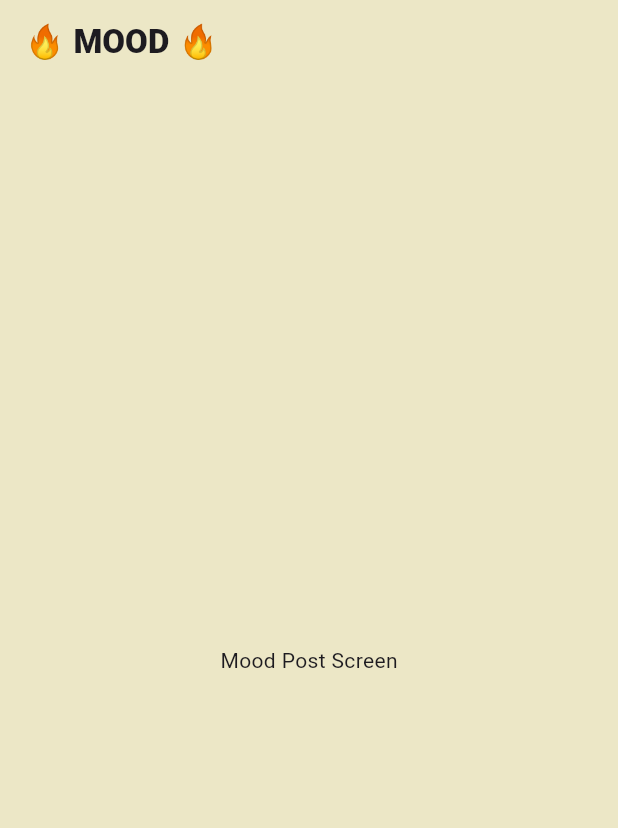
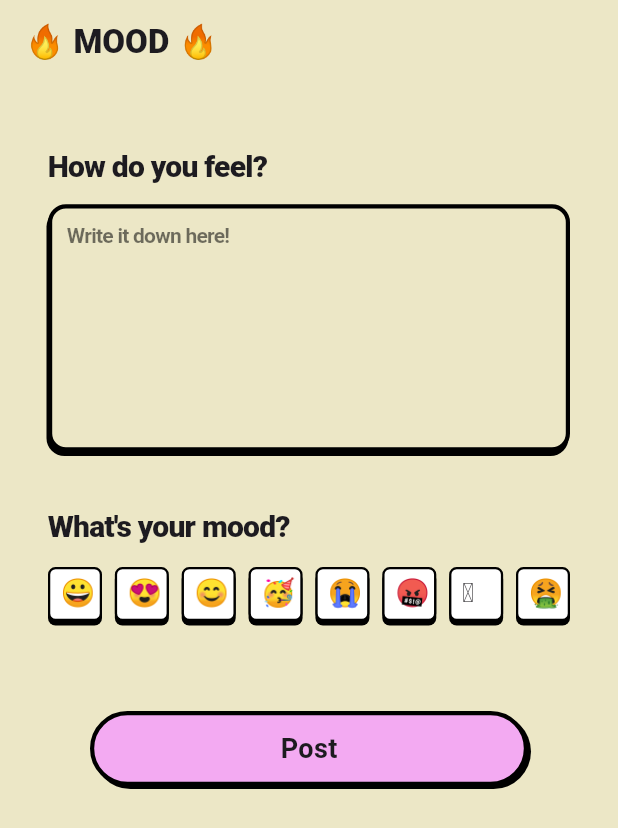
Before and after one commit to seedjin298/tiktok-final-project, a Flutter app: the MoodPostScreen screen opened directly, on a phone screen of 412 x 824 dp. Shown: the top 828 px of the screen. Run offline on Flutter 3.47's test engine with Material 3 defaults, Android fonts, the phone set to English and light mode, and no system bars; our stand-ins replace cloud_firestore, firebase_auth, firebase_core, flutter_riverpod, font_awesome_flutter, go_router; accounts and stored records are empty; generated files the repository leaves out were written again.

Commit message:
finished post screen

```diff
--- a/lib/features/authentication/views/widgets/auth_button.dart
+++ b/lib/common/button/submit_button.dart
@@ -3,11 +3,11 @@ import 'package:tiktokfinalproject/constants/box.dart';
 import 'package:tiktokfinalproject/constants/paddings.dart';
 import 'package:tiktokfinalproject/constants/text.dart';
 
-class AuthButton extends StatelessWidget {
+class SubmitButton extends StatelessWidget {
   final String buttonText;
   final bool? isSubmit;
 
-  const AuthButton({
+  const SubmitButton({
     super.key,
     required this.buttonText,
     this.isSubmit,
@@ -24,16 +24,13 @@ class AuthButton extends StatelessWidget {
         ),
         alignment: Alignment.center,
         decoration: BoxDecoration(
-          color: Color(0xfff3aaf2),
-          border: Border.all(
-            color: Colors.black,
-            width: BoxConstants.borderNormal,
-          ),
+          color: Theme.of(context).primaryColor,
+          border: BoxConstants.boxBorder,
           borderRadius: BorderRadius.circular(
             BoxConstants.buttonBorderRadius,
           ),
           boxShadow: [
-            BoxConstants.shadowRightBottom,
+            BoxConstants.buttonShadowRightBottom,
           ],
         ),
         child: Center(
@@ -42,8 +39,8 @@ class AuthButton extends StatelessWidget {
               : Text(
                   buttonText,
                   style: TextStyle(
-                    fontSize: TextConstants.normalSize,
-                    fontWeight: TextConstants.normalWeight,
+                    fontSize: TextConstants.middleSize,
+                    fontWeight: TextConstants.middleWeight,
                   ),
                 ),
         ),
--- a/lib/common/main_navigation/main_navigation_screen.dart
+++ b/lib/common/main_navigation/main_navigation_screen.dart
@@ -4,9 +4,8 @@ import 'package:go_router/go_router.dart';
 import 'package:tiktokfinalproject/common/main_navigation/widgets/nav_tab.dart';
 import 'package:tiktokfinalproject/constants/box.dart';
 import 'package:tiktokfinalproject/constants/paddings.dart';
-import 'package:tiktokfinalproject/constants/sizes.dart';
-import 'package:tiktokfinalproject/features/mood/mood_screen.dart';
-import 'package:tiktokfinalproject/features/post/mood_post_screen.dart';
+import 'package:tiktokfinalproject/features/mood/views/mood_screen.dart';
+import 'package:tiktokfinalproject/features/mood/views/mood_post_screen.dart';
 
 class MainNavigationScreen extends StatefulWidget {
   static const String routeName = "mainNavigation";
--- a/lib/constants/box.dart
+++ b/lib/constants/box.dart
@@ -2,16 +2,41 @@ import 'package:flutter/material.dart';
 import 'package:tiktokfinalproject/constants/sizes.dart';
 
 class BoxConstants {
-  static const buttonBorderRadius = Sizes.size40;
+  // border
   static const borderThin = 1.5;
   static const borderNormal = 2.8;
   static const buttonHeight = 50.0;
-  static const shadowRightBottom = BoxShadow(
+  static final boxBorder = Border.all(
+    color: Colors.black,
+    width: borderNormal,
+  );
+
+  // size
+  static const buttonBorderRadius = Sizes.size40;
+  static const moodFormBorderRadius = Sizes.size12;
+  static const moodButtonSize = Sizes.size36;
+  static const moodButtonBottom = Sizes.size4;
+  static const moodButtonLeft = Sizes.size7;
+
+  // shadow
+  static const buttonShadowRightBottom = BoxShadow(
     color: Colors.black,
     offset: Offset(2, 2),
   );
-  static const shadowLeftBottom = BoxShadow(
+  static const buttonShadowLeftBottom = BoxShadow(
     color: Colors.black,
-    offset: Offset(-2, 2),
+    offset: Offset(2, 2),
+  );
+  static const boxShadowRightBottom = BoxShadow(
+    color: Colors.black,
+    offset: Offset(1, 3),
+  );
+  static const boxShadowLeftBottom = BoxShadow(
+    color: Colors.black,
+    offset: Offset(-1, 3),
+  );
+  static const shadowBottom = BoxShadow(
+    color: Colors.black,
+    offset: Offset(0, 3),
   );
 }
--- /dev/null
+++ b/lib/constants/color.dart
@@ -0,0 +1,8 @@
+import 'package:flutter/material.dart';
+
+class ColorConstants {
+  static const focusColor = Colors.black;
+  static const cursorColor = Colors.black;
+  static const authHintTextColor = Colors.black26;
+  static const moodHintTextColor = Colors.black54;
+}
--- a/lib/constants/paddings.dart
+++ b/lib/constants/paddings.dart
@@ -1,6 +1,7 @@
 import 'package:tiktokfinalproject/constants/sizes.dart';
 
 class Paddings {
+  // authentication
   static const authScreenHorizontal = Sizes.size60;
   static const authScreenVertical = Sizes.size60;
   static const authTextFormFieldHorizontal = Sizes.size10;
@@ -10,4 +11,11 @@ class Paddings {
   static const bottomAppBarHorizontal = Sizes.size48;
   static const bottomAppBarBottom = Sizes.size16;
   static const bottomAppBarTop = Sizes.size18;
+
+  // mood screens
+  static const moodScreenHorizontal = Sizes.size32;
+  static const moodTextFormFieldHorizontal = Sizes.size10;
+  static const moodTextFormFieldVertical = Sizes.size6;
+  static const moodSubmitButtonHorizontal =
+      authScreenHorizontal - moodScreenHorizontal;
 }
--- a/lib/constants/text.dart
+++ b/lib/constants/text.dart
@@ -1,9 +1,12 @@
-import 'package:flutter/services.dart';
+import 'package:flutter/material.dart';
 import 'package:tiktokfinalproject/constants/sizes.dart';
 
 class TextConstants {
-  static const titleSize = Sizes.size24;
+  static const titleSize = Sizes.size20;
   static const titleWeight = FontWeight.w800;
-  static const normalSize = Sizes.size20;
+  static const normalSize = Sizes.size14;
   static const normalWeight = FontWeight.w600;
+  static const middleSize = Sizes.size18;
+  static const middleWeight = FontWeight.w700;
+  static const letterSpacing = -0.5;
 }
--- /dev/null
+++ b/lib/features/mood/views/mood_post_screen.dart
@@ -0,0 +1,190 @@
+import 'package:firebase_auth/firebase_auth.dart';
+import 'package:flutter/material.dart';
+import 'package:flutter_riverpod/flutter_riverpod.dart';
+import 'package:go_router/go_router.dart';
+import 'package:tiktokfinalproject/common/appbar/mood_appbar.dart';
+import 'package:tiktokfinalproject/common/button/submit_button.dart';
+import 'package:tiktokfinalproject/constants/box.dart';
+import 'package:tiktokfinalproject/constants/color.dart';
+import 'package:tiktokfinalproject/constants/gaps.dart';
+import 'package:tiktokfinalproject/constants/paddings.dart';
+import 'package:tiktokfinalproject/constants/text.dart';
+import 'package:tiktokfinalproject/features/mood/view_models/upload_mood_view_model.dart';
+import 'package:tiktokfinalproject/features/mood/views/mood_screen.dart';
+import 'package:tiktokfinalproject/features/mood/views/widgets/mood_button.dart';
+
+List<String> _moodList = [
+  "😀",
+  "😍",
+  "😊",
+  "🥳",
+  "😭",
+  "🤬",
+  "🫠",
+  "🤮",
+];
+
+Map<int, String> _moodMap = _moodList.asMap();
+
+class MoodPostScreen extends ConsumerStatefulWidget {
+  const MoodPostScreen({super.key});
+
+  @override
+  MoodPostScreenState createState() => MoodPostScreenState();
+}
+
+class MoodPostScreenState extends ConsumerState<MoodPostScreen> {
+  final GlobalKey<FormState> _formKey = GlobalKey<FormState>();
+  final FocusNode _formFocusNode = FocusNode();
+
+  final Map<String, String> _formData = {};
+
+  bool _isPost = false;
+
+  int _chosenIndex = _moodList.length;
+
+  void _onScaffoldTap() {
+    FocusScope.of(context).unfocus();
+  }
+
+  void _onMoodTap(int index) {
+    _chosenIndex = index;
+    _formData["mood"] = _moodList[index];
+    setState(() {});
+  }
+
+  void _onPostTap() {
+    _formFocusNode.unfocus();
+    if (_isPost) return;
+    if (_formKey.currentState!.validate()) {
+      _formKey.currentState!.save();
+      setState(() {
+        _isPost = true;
+      });
+      ref
+          .read(uploadMoodProvider.notifier)
+          .uploadMood(_formData["mood"]!, _formData["comment"]!, context);
+    }
+  }
+
+  @override
+  void dispose() {
+    _formFocusNode.dispose();
+    super.dispose();
+  }
+
+  @override
+  Widget build(BuildContext context) {
+    final size = MediaQuery.of(context).size;
+    return GestureDetector(
+      onTap: _onScaffoldTap,
+      child: Scaffold(
+        appBar: MoodAppBar(),
+        body: Form(
+          key: _formKey,
+          child: Padding(
+            padding: const EdgeInsets.symmetric(
+              horizontal: Paddings.moodScreenHorizontal,
+            ),
+            child: Column(
+              children: [
+                Column(
+                  crossAxisAlignment: CrossAxisAlignment.start,
+                  children: [
+                    SizedBox(
+                      height: size.height * 0.05,
+                    ),
+                    Text(
+                      "How do you feel?",
+                      style: TextStyle(
+                        fontSize: TextConstants.titleSize,
+                        fontWeight: TextConstants.titleWeight,
+                        letterSpacing: TextConstants.letterSpacing,
+                      ),
+                    ),
+                    Gaps.v10,
+                    Container(
+                      height: size.height * 0.2,
+                      decoration: BoxDecoration(
+                        color: Theme.of(context).scaffoldBackgroundColor,
+                        border: BoxConstants.boxBorder,
+                        borderRadius: BorderRadius.circular(
+                          BoxConstants.moodFormBorderRadius,
+                        ),
+                        boxShadow: [
+                          BoxConstants.boxShadowLeftBottom,
+                        ],
+                      ),
+                      child: TextFormField(
+                        focusNode: _formFocusNode,
+                        cursorColor: ColorConstants.cursorColor,
+                        decoration: InputDecoration(
+                          hintText: "Write it down here!",
+                          hintStyle: TextStyle(
+                            color: ColorConstants.moodHintTextColor,
+                            fontSize: TextConstants.normalSize,
+                            fontWeight: TextConstants.normalWeight,
+                            letterSpacing: TextConstants.letterSpacing,
+                          ),
+                          isDense: true,
+                          contentPadding: EdgeInsets.symmetric(
+                            horizontal: Paddings.moodTextFormFieldHorizontal,
+                            vertical: Paddings.moodTextFormFieldVertical,
+                          ),
+                          focusedBorder: InputBorder.none,
+                          enabledBorder: InputBorder.none,
+                          disabledBorder: InputBorder.none,
+                        ),
+                        onSaved: (newValue) {
+                          if (newValue != null) {
+                            _formData['comment'] = newValue;
+                          }
+                        },
+                      ),
+                    ),
+                    Gaps.v36,
+                    Text(
+                      "What's your mood?",
+                      style: TextStyle(
+                        fontSize: TextConstants.titleSize,
+                        fontWeight: TextConstants.titleWeight,
+                        letterSpacing: TextConstants.letterSpacing,
+                      ),
+                    ),
+                    Gaps.v12,
+                    Row(
+                      mainAxisAlignment: MainAxisAlignment.spaceBetween,
+                      children: [
+                        for (var entry in _moodMap.entries)
+                          GestureDetector(
+                            onTap: () => _onMoodTap(entry.key),
+                            child: MoodButton(
+                              mood: entry.value,
+                              isChosen: entry.key == _chosenIndex,
+                            ),
+                          ),
+                      ],
+                    ),
+                  ],
+                ),
+                Gaps.v60,
+                Padding(
+                  padding: const EdgeInsets.symmetric(
+                    horizontal: Paddings.moodSubmitButtonHorizontal,
+                  ),
+                  child: GestureDetector(
+                    onTap: () => _onPostTap(),
+                    child: SubmitButton(
+                      buttonText: "Post",
+                      isSubmit: ref.watch(uploadMoodProvider).isLoading,
+                    ),
+                  ),
+                ),
+              ],
+            ),
+          ),
+        ),
+      ),
+    );
+  }
+}
--- a/lib/features/post/mood_post_screen.dart
+++ b/lib/features/mood/views/mood_screen.dart
@@ -1,15 +1,18 @@
 import 'package:flutter/material.dart';
 import 'package:tiktokfinalproject/common/appbar/mood_appbar.dart';
 
-class MoodPostScreen extends StatelessWidget {
-  const MoodPostScreen({super.key});
+class MoodScreen extends StatelessWidget {
+  static const routeUrl = "/home";
+  static const routeName = "home";
+
+  const MoodScreen({super.key});
 
   @override
   Widget build(BuildContext context) {
     return Scaffold(
       appBar: MoodAppBar(),
       body: Center(
-        child: Text("Mood Post Screen"),
+        child: Text("Mood Screen"),
       ),
     );
   }
--- /dev/null
+++ b/lib/features/mood/views/widgets/mood_button.dart
@@ -0,0 +1,52 @@
+import 'package:flutter/material.dart';
+import 'package:tiktokfinalproject/constants/box.dart';
+import 'package:tiktokfinalproject/constants/sizes.dart';
+import 'package:tiktokfinalproject/constants/text.dart';
+
+class MoodButton extends StatelessWidget {
+  final String mood;
+  final bool isChosen;
+
+  const MoodButton({
+    super.key,
+    required this.mood,
+    required this.isChosen,
+  });
+
+  @override
+  Widget build(BuildContext context) {
+    return AnimatedContainer(
+      height: BoxConstants.moodButtonSize,
+      width: BoxConstants.moodButtonSize,
+      alignment: Alignment.center,
+      decoration: BoxDecoration(
+        color: isChosen ? Theme.of(context).primaryColor : Colors.white,
+        border: Border.all(
+          color: Colors.black,
+          width: BoxConstants.borderThin,
+        ),
+        borderRadius: BorderRadius.circular(
+          Sizes.size5,
+        ),
+        boxShadow: [
+          BoxConstants.shadowBottom,
+        ],
+      ),
+      duration: Duration(milliseconds: 80),
+      child: Stack(
+        children: [
+          Positioned(
+            bottom: BoxConstants.moodButtonBottom,
+            left: BoxConstants.moodButtonLeft,
+            child: Text(
+              mood,
+              style: TextStyle(
+                fontSize: TextConstants.middleSize,
+              ),
+            ),
+          ),
+        ],
+      ),
+    );
+  }
+}
--- a/lib/main.dart
+++ b/lib/main.dart
@@ -40,6 +40,7 @@
         appBarTheme: AppBarTheme(
           backgroundColor: Color(0xFFece7c6),
         ),
+        primaryColor: Color(0xfff3aaf2),
       ),
     );
   }
```
Also changed, not shown: lib/features/authentication/views/login_screen.dart (+12 -11 lines), lib/features/authentication/views/sign_up_screen.dart (+15 -12 lines), lib/features/mood/models.dart/mood_model.dart (added, +25 -0 lines), lib/features/mood/mood_screen.dart (deleted, +0 -16 lines), lib/features/mood/repos/moods_repo.dart (added, +27 -0 lines), lib/features/mood/view_models/upload_mood_view_model.dart (added, +46 -0 lines), lib/features/mood/views/widgets/mood.dart (added).
